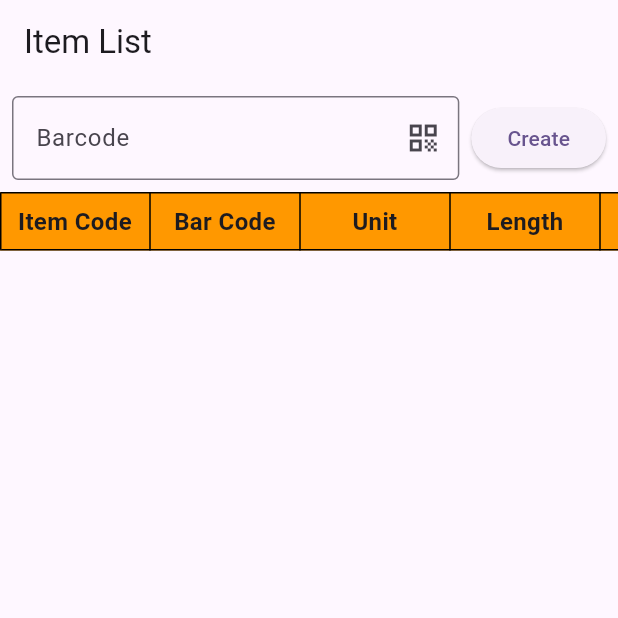
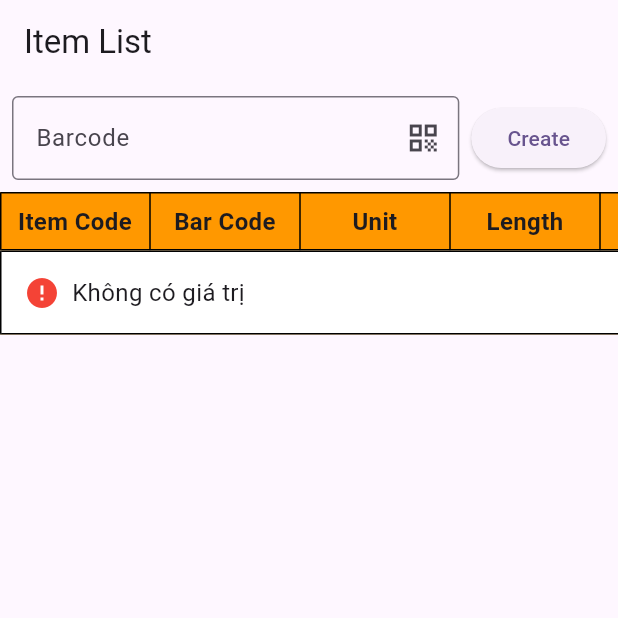
Before and after one commit to huutan3621/flutter_scan, a Flutter app: the screen it shows after launch, on a phone screen of 412 x 824 dp, the top half of it. Run offline on Flutter 3.47's test engine with Material 3 defaults, Android fonts, the phone set to English and light mode, and no system bars; our stand-ins replace dio, image_picker; missing offline and left inert: simple_barcode_scanner.

Commit message:
update scan error popup

```diff
--- a/lib/controller/home_provider.dart
+++ b/lib/controller/home_provider.dart
@@ -135,7 +135,7 @@ class HomeProvider extends ChangeNotifier {
           ),
         );
       } else {
-        DialogHelper.showErrorDialog(
+        DialogHelper.showDioErrorDialog(
           context: context,
           statusCode: null,
           message: 'No items available to pass to CreateItemScreen.',
@@ -157,7 +157,7 @@ class HomeProvider extends ChangeNotifier {
       );
     } else {
       // Trường hợp 3: dataList chứa tất cả đơn vị đo lường
-      DialogHelper.showErrorDialog(
+      DialogHelper.showDioErrorDialog(
         context: context,
         statusCode: null,
         message: 'All units of measure are already included.',
--- a/lib/screens/home_screen.dart
+++ b/lib/screens/home_screen.dart
@@ -1,4 +1,5 @@
 import 'package:flutter/material.dart';
+import 'package:flutter/widgets.dart';
 import 'package:flutter_scanner_app/controller/home_provider.dart';
 import 'package:flutter_scanner_app/model/product_model.dart';
 import 'package:provider/provider.dart';
@@ -24,7 +25,6 @@ class HomeChild extends StatefulWidget {
 }
 
 class _HomeChildState extends State<HomeChild> {
-  // Initialize the provider
   @override
   void initState() {
     WidgetsBinding.instance.addPostFrameCallback((_) {
@@ -53,36 +53,10 @@ class _HomeChildState extends State<HomeChild> {
             scrollDirection: Axis.vertical,
             child: Column(
               children: [
-                // Button field
                 Padding(
                   padding: const EdgeInsets.all(8.0),
                   child: Row(
                     children: [
-                      // Expanded(
-                      //   child: GestureDetector(
-                      //     onTap: () async {
-                      //       var res = await Navigator.push(
-                      //         context,
-                      //         MaterialPageRoute(
-                      //           builder: (context) =>
-                      //               const SimpleBarcodeScannerPage(),
-                      //         ),
-                      //       );
-                      //       if (res is String) {
-                      //         value.handleScanResult(res, context);
-                      //       }
-                      //     },
-                      //     child: TextField(
-                      //       enabled: false,
-                      //       controller:
-                      //           value.textController, // Display result here
-                      //       decoration: const InputDecoration(
-                      //           hintText: 'Scan item...',
-                      //           border: OutlineInputBorder(),
-                      //           suffixIcon: Icon(Icons.qr_code)),
-                      //     ),
-                      //   ),
-                      // ),
                       Expanded(
                         child: TextFormField(
                           controller: value.textController,
@@ -92,7 +66,8 @@ class _HomeChildState extends State<HomeChild> {
                             labelText: 'Barcode',
                             hintText: 'Scan item...',
                             border: OutlineInputBorder(),
-                              suffixIcon: Icon(Icons.qr_code)),
+                            suffixIcon: Icon(Icons.qr_code),
+                          ),
                           onTap: () async {
                             var res = await Navigator.push(
                               context,
@@ -118,14 +93,12 @@ class _HomeChildState extends State<HomeChild> {
                     ],
                   ),
                 ),
-                // Table Header and Content
                 Container(
                   color: Colors.orange,
                   child: SingleChildScrollView(
                     scrollDirection: Axis.horizontal,
                     child: Column(
                       children: [
-                        // Header Row
                         Table(
                           border: TableBorder.all(color: Colors.black),
                           columnWidths: const {
@@ -153,13 +126,14 @@ class _HomeChildState extends State<HomeChild> {
                             ),
                           ],
                         ),
-                        // Data Rows
-                        Container(
+                        value.scanResult.isNotEmpty
+                            ? Container(
                                 color: Colors.white,
                                 child: SingleChildScrollView(
                                   scrollDirection: Axis.horizontal,
                                   child: Table(
-                              border: TableBorder.all(color: Colors.black),
+                                    border:
+                                        TableBorder.all(color: Colors.black),
                                     columnWidths: const {
                                       0: FixedColumnWidth(100),
                                       1: FixedColumnWidth(100),
@@ -170,8 +144,8 @@ class _HomeChildState extends State<HomeChild> {
                                       6: FixedColumnWidth(100),
                                       7: FixedColumnWidth(150),
                                     },
-                              children: List.generate(value.dataList.length,
-                                  (rowIndex) {
+                                    children: List.generate(
+                                        value.dataList.length, (rowIndex) {
                                       final List<ImageViewModel> images =
                                           value.dataList[rowIndex].images ?? [];
 
@@ -186,13 +160,17 @@ class _HomeChildState extends State<HomeChild> {
                                         _buildDataCell(value
                                             .dataList[rowIndex].unitOfMeasure
                                             .toString()),
-                                  _buildDataCell(value.dataList[rowIndex].length
+                                        _buildDataCell(value
+                                            .dataList[rowIndex].length
                                             .toString()),
-                                  _buildDataCell(value.dataList[rowIndex].width
+                                        _buildDataCell(value
+                                            .dataList[rowIndex].width
                                             .toString()),
-                                  _buildDataCell(value.dataList[rowIndex].height
+                                        _buildDataCell(value
+                                            .dataList[rowIndex].height
                                             .toString()),
-                                  _buildDataCell(value.dataList[rowIndex].weight
+                                        _buildDataCell(value
+                                            .dataList[rowIndex].weight
                                             .toString()),
                                         GestureDetector(
                                           onTap: () {
@@ -208,11 +186,13 @@ class _HomeChildState extends State<HomeChild> {
                                                   child: AspectRatio(
                                                     aspectRatio: 1,
                                                     child: Container(
-                                                margin: const EdgeInsets.only(
+                                                      margin:
+                                                          const EdgeInsets.only(
                                                               right: 8.0),
                                                       child: ClipRRect(
                                                         borderRadius:
-                                                      BorderRadius.circular(8),
+                                                            BorderRadius
+                                                                .circular(8),
                                                         child: Image.network(
                                                           images[0].url ?? "",
                                                           fit: BoxFit.cover,
@@ -223,12 +203,12 @@ class _HomeChildState extends State<HomeChild> {
                                                 ),
                                               if (hasMoreImages)
                                                 Padding(
-                                            padding: const EdgeInsets.symmetric(
-                                                horizontal: 8),
+                                                  padding: const EdgeInsets
+                                                      .symmetric(horizontal: 8),
                                                   child: Text(
                                                     '+${images.length - 1} more',
-                                              style:
-                                                  const TextStyle(fontSize: 16),
+                                                    style: const TextStyle(
+                                                        fontSize: 16),
                                                   ),
                                                 ),
                                             ],
@@ -238,6 +218,34 @@ class _HomeChildState extends State<HomeChild> {
                                     }),
                                   ),
                                 ),
+                              )
+                            : Container(
+                                color: Colors.white,
+                                child: SingleChildScrollView(
+                                    child: Table(
+                                  border: TableBorder.all(color: Colors.black),
+                                  columnWidths: const {
+                                    0: FixedColumnWidth(850),
+                                  },
+                                  children: const [
+                                    TableRow(children: [
+                                      Padding(
+                                        padding: EdgeInsets.all(16),
+                                        child: Row(
+                                          children: [
+                                            Icon(Icons.error,
+                                                size: 24, color: Colors.red),
+                                            SizedBox(width: 8),
+                                            Text(
+                                              "Không có giá trị",
+                                              style: TextStyle(fontSize: 16),
+                                            ),
+                                          ],
+                                        ),
+                                      ),
+                                    ])
+                                  ],
+                                )),
                               ),
                       ],
                     ),
@@ -266,7 +274,7 @@ class _HomeChildState extends State<HomeChild> {
 
   Widget _buildDataCell(String text) {
     return GestureDetector(
-      onTap: null, // No action for text cells
+      onTap: null,
       child: Container(
         padding: const EdgeInsets.all(8.0),
         child: Center(
--- a/lib/service/api_service.dart
+++ b/lib/service/api_service.dart
@@ -172,7 +172,7 @@ class ApiService {
     debugPrint('Dio error: ${e.message}');
     final context = navigatorKey.currentContext;
     if (context != null) {
-      DialogHelper.showErrorDialog(
+      DialogHelper.showDioErrorDialog(
         context: context,
         statusCode: e.response?.statusCode,
         message: e.message ?? 'Unknown error occurred',
```
Also changed, not shown: lib/utils/utils.dart (+15 -3 lines), lib/widgets/dialog_helper.dart (+25 -2 lines). Lines whose indentation alone changed are shown as unchanged.
